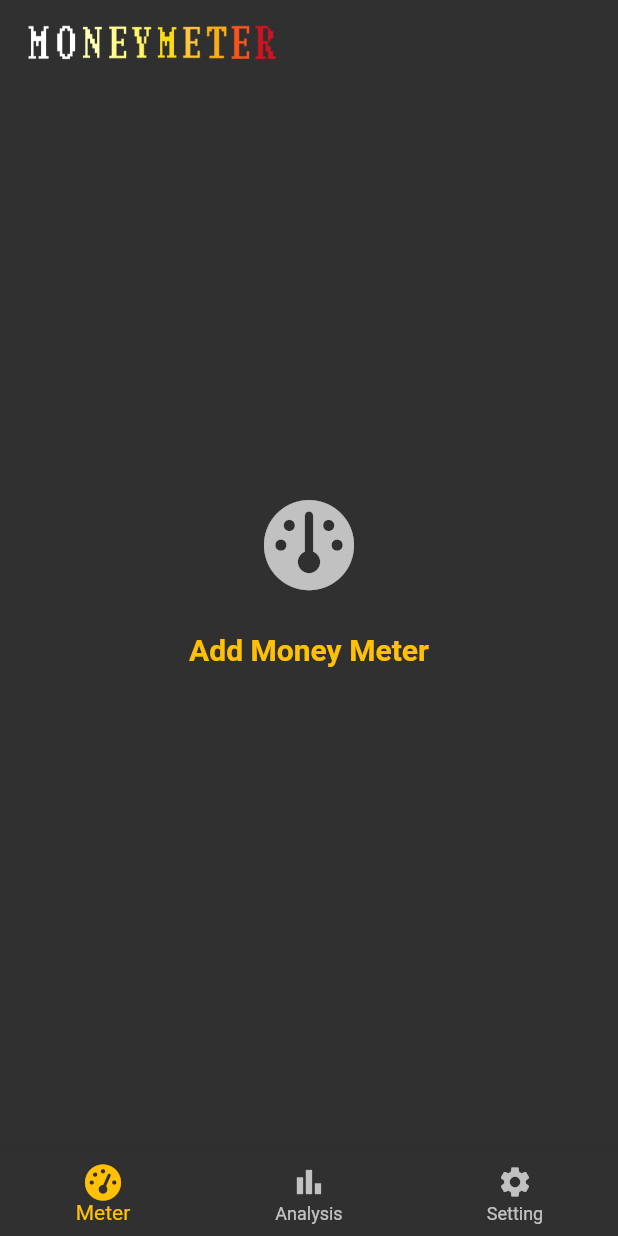
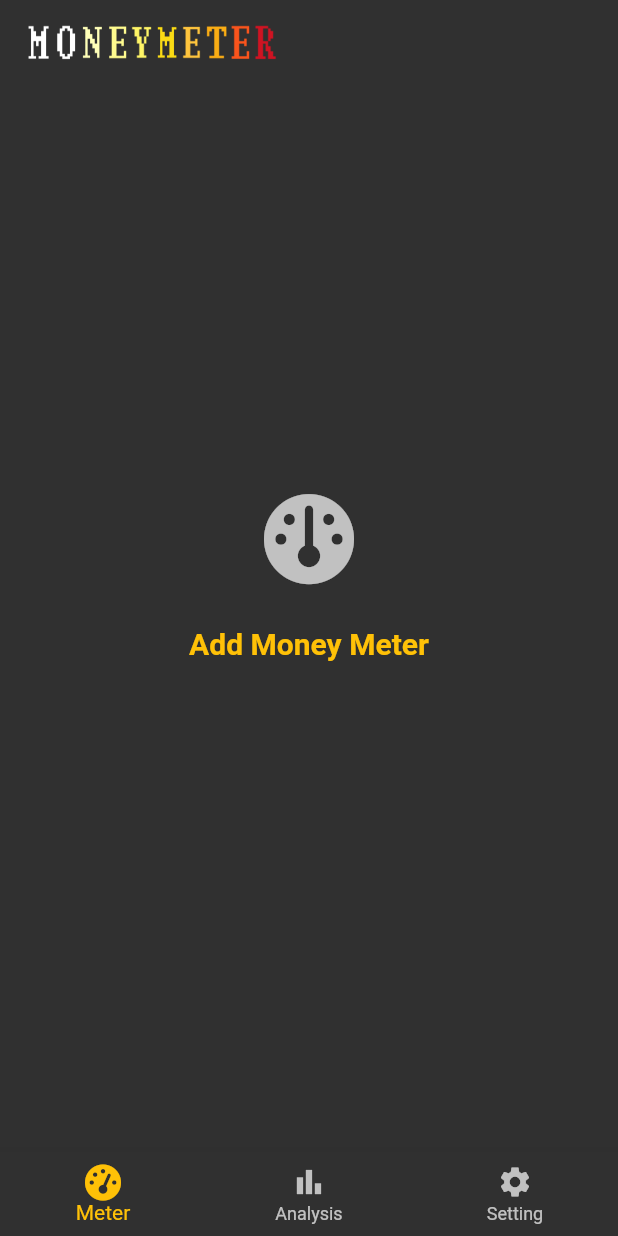
Before and after one commit to kolbe-ryo/budget_scouter, a Flutter app: the screen it shows after launch, on a phone screen of 412 x 824 dp. Run offline on Flutter 3.47's test engine with Material 2 defaults, Android fonts, the phone set to English and light mode, and no system bars; drawn by our look-alikes of google_mobile_ads; our stand-ins replace fl_chart, flutter_riverpod, font_awesome_flutter, freezed_annotation, pie_chart, shared_preferences and 1 more; generated files the repository leaves out were written again; network calls fail.

Commit message:
modify layout

```diff
--- a/lib/enum/meter_in_out_enum.dart
+++ b/lib/enum/meter_in_out_enum.dart
@@ -12,7 +12,7 @@ extension MeterInOutEnumExt on MeterInOutEnum {
       case MeterInOutEnum.inner:
         return constraints.maxWidth;
       case MeterInOutEnum.outer:
-        return constraints.maxWidth - 45;
+        return constraints.maxWidth - 50;
     }
   }
 
@@ -20,7 +20,7 @@ extension MeterInOutEnumExt on MeterInOutEnum {
     switch (this) {
       case MeterInOutEnum.inner:
       case MeterInOutEnum.outer:
-        return constraints.maxWidth;
+        return constraints.maxWidth - 10;
     }
   }
 }
--- a/lib/view/page/money_meter_page.dart
+++ b/lib/view/page/money_meter_page.dart
@@ -47,7 +47,7 @@ class MoneyMeterPage extends ConsumerWidget {
       crossAxisAlignment: CrossAxisAlignment.stretch,
       children: [
         Padding(
-          padding: const EdgeInsets.fromLTRB(kSpacing, 0, kSpacing, kSpacing),
+          padding: const EdgeInsets.fromLTRB(kSpacing, 0, kSpacing, kSpacing / 2),
           child: Row(
             mainAxisAlignment: MainAxisAlignment.spaceBetween,
             crossAxisAlignment: CrossAxisAlignment.end,
@@ -81,7 +81,7 @@ class MoneyMeterPage extends ConsumerWidget {
           },
         ),
         Padding(
-          padding: const EdgeInsets.fromLTRB(kSpacing, 0, kSpacing, 0),
+          padding: const EdgeInsets.symmetric(horizontal: kSpacing),
           child: Row(
             mainAxisAlignment: MainAxisAlignment.spaceBetween,
             children: [
--- a/lib/view/page/setting_page.dart
+++ b/lib/view/page/setting_page.dart
@@ -91,7 +91,7 @@ class SettingPage extends ConsumerWidget {
                   model.copyWith(
                     hasdata: true,
                     initBalance: 50000,
-                    balance: -1000,
+                    balance: 10000,
                     year: 2022,
                     month: 6,
                     target: 'Test',
```
Also changed, not shown: pubspec.lock, 1 other file.
